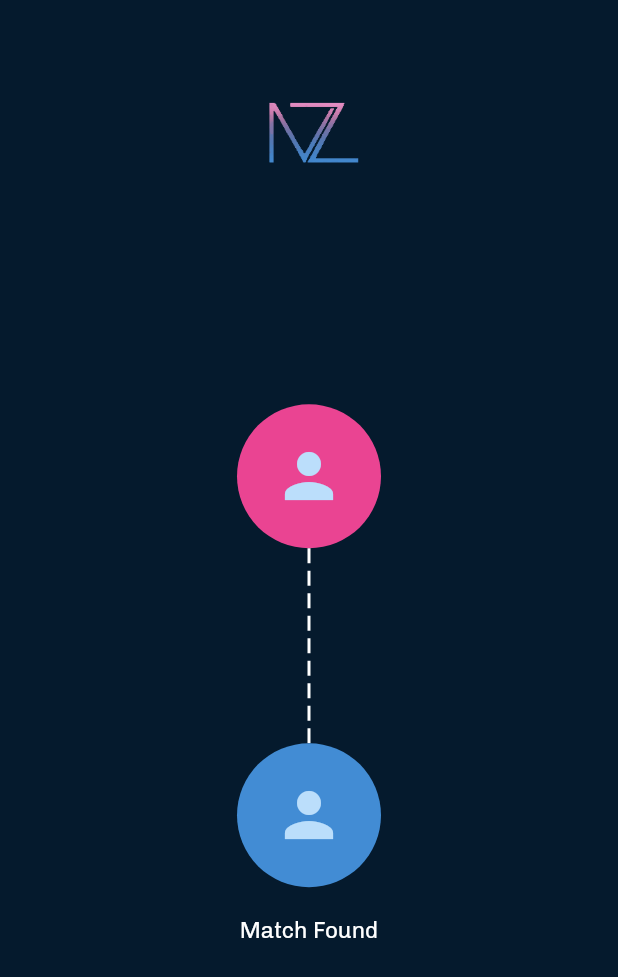
After one commit to ervnjmsdnts/mazi, a Flutter app: the MatchPage screen opened by its route, on a phone screen of 412 x 824 dp. The commit adds this screen. Shown: the top 977 px of the screen. Run offline on Flutter 3.47's test engine with Material 2 defaults, Android fonts, the light colour scheme and no system bars; our stand-ins replace get, location, shared_preferences; missing offline and left inert: staggered_grid_view_flutter; accounts and stored records are empty; network calls fail; statements that could not run were skipped.

Commit message:
Created match page

```diff
--- a/client/lib/const/app_routes.dart
+++ b/client/lib/const/app_routes.dart
@@ -6,4 +6,5 @@ class AppRoutes {
   static const String enableLocationPage = "/enable_location";
   static const String interestPage = "/interest";
   static const String searchPage = "/search";
+  static const String matchPage = "/match";
 }
--- a/client/lib/main.dart
+++ b/client/lib/main.dart
@@ -9,6 +9,7 @@ import 'package:mazi/views/pages/auth/register_page.dart';
 import 'package:mazi/views/pages/enable_location_page.dart';
 import 'package:mazi/views/pages/home_page.dart';
 import 'package:mazi/views/pages/interest_page.dart';
+import 'package:mazi/views/pages/match_page.dart';
 import 'package:mazi/views/pages/search_page.dart';
 import 'package:shared_preferences/shared_preferences.dart';
 
@@ -41,6 +42,7 @@ class MyApp extends StatelessWidget {
         GetPage(name: AppRoutes.homePage, page: () => HomePage()),
         GetPage(name: AppRoutes.interestPage, page: () => InterestPage()),
         GetPage(name: AppRoutes.searchPage, page: () => const SearchPage()),
+        GetPage(name: AppRoutes.matchPage, page: () => const MatchPage()),
       ],
       theme: ThemeData(
         fontFamily: AppFonts.light,
--- /dev/null
+++ b/client/lib/views/pages/match_page.dart
@@ -0,0 +1,84 @@
+import 'package:flutter/material.dart';
+import 'package:mazi/const/app_colors.dart';
+import 'package:mazi/const/app_images.dart';
+import 'package:mazi/views/widgets/custom_texts.dart';
+
+class MatchPage extends StatelessWidget {
+  const MatchPage({Key? key}) : super(key: key);
+
+  @override
+  Widget build(BuildContext context) {
+    return Scaffold(
+      body: SafeArea(
+        child: Center(
+          child: Padding(
+            padding: const EdgeInsets.symmetric(vertical: 50),
+            child: Column(
+              children: <Widget>[
+                const Image(
+                  width: 75,
+                  image: AssetImage(AppImages.logo),
+                ),
+                Expanded(
+                  child: Column(
+                    mainAxisAlignment: MainAxisAlignment.center,
+                    children: const <Widget>[
+                      CircleAvatar(
+                        radius: 48,
+                        backgroundColor: Color(AppColors.accentPinky),
+                        child: Icon(
+                          Icons.person,
+                          size: 48,
+                        ),
+                      ),
+                      CustomDivider(),
+                      SizedBox(height: 5),
+                      CustomDivider(),
+                      SizedBox(height: 5),
+                      CustomDivider(),
+                      SizedBox(height: 5),
+                      CustomDivider(),
+                      SizedBox(height: 5),
+                      CustomDivider(),
+                      SizedBox(height: 5),
+                      CustomDivider(),
+                      SizedBox(height: 5),
+                      CustomDivider(),
+                      SizedBox(height: 5),
+                      CustomDivider(),
+                      SizedBox(height: 5),
+                      CustomDivider(),
+                      CircleAvatar(
+                        radius: 48,
+                        backgroundColor: Color(AppColors.bluey),
+                        child: Icon(
+                          Icons.person,
+                          size: 48,
+                        ),
+                      ),
+                      SizedBox(height: 20),
+                      RegularText(text: "Match Found", fontSize: 15),
+                    ],
+                  ),
+                )
+              ],
+            ),
+          ),
+        ),
+      ),
+    );
+  }
+}
+
+class CustomDivider extends StatelessWidget {
+  const CustomDivider({Key? key}) : super(key: key);
+
+  @override
+  Widget build(BuildContext context) {
+    return Container(
+      width: 2,
+      height: 10,
+      color: Colors.white,
+    );
+  }
+}
--- a/client/lib/views/pages/search_page.dart
+++ b/client/lib/views/pages/search_page.dart
@@ -2,8 +2,8 @@ import 'package:flutter/material.dart';
 import 'package:get/get.dart';
 import 'package:mazi/const/app_colors.dart';
 import 'package:mazi/const/app_images.dart';
+import 'package:mazi/const/app_routes.dart';
 import 'package:mazi/controllers/socket_controller.dart';
-import 'package:mazi/views/widgets/custom_buttons.dart';
 import 'package:mazi/views/widgets/custom_texts.dart';
 import 'package:mazi/views/widgets/custom_wave.dart';
 import 'package:staggered_grid_view_flutter/widgets/staggered_grid_view.dart';
@@ -59,7 +59,10 @@ class _SearchPageState extends State<SearchPage> {
                               child: CircleAvatar(
                                 radius: 12,
                                 child: IconButton(
-                                  onPressed: () {},
+                                  onPressed: () {
+                                    socketController.channel!.sink.close();
+                                    Get.toNamed(AppRoutes.matchPage);
+                                  },
                                   icon: const Icon(null),
                                 ),
                               ),
```
